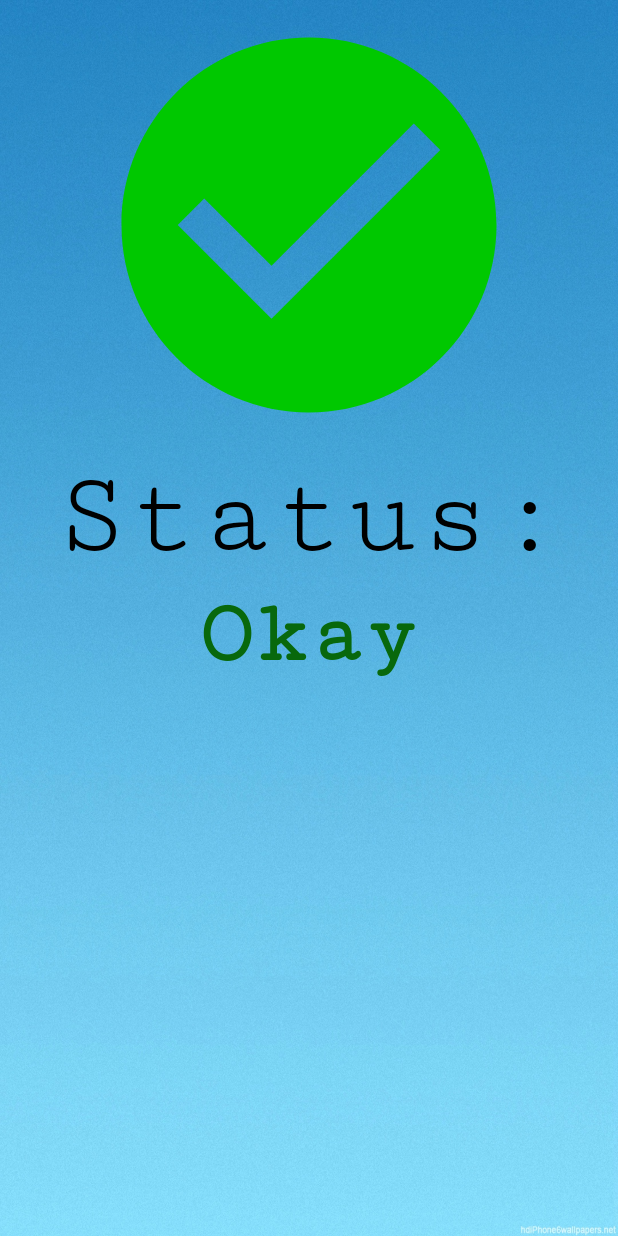
After one commit to JordanRBurke/ShelbyParkAppDemo, an Android app: the fragment BabyPoolStatusFragment placed in its activity, on a phone screen of 412 x 824 dp. The commit adds this screen. Run offline under Robolectric (Android 15) with nearby library versions, the phone set to English and light mode, and no system bars; our stand-ins replace ButterKnife, Firebase (no records; nobody signed in at launch, a user with empty details on screens opened directly).

Commit message:
Baby pool status button is now linked to a fragment which will display the current status and chemicals of the pool.

```diff
--- a/app/src/main/java/com/example/jordanrburke/shelbycountyparksapp/MainActivity.java
+++ b/app/src/main/java/com/example/jordanrburke/shelbycountyparksapp/MainActivity.java
@@ -16,6 +16,7 @@ import android.support.v7.widget.Toolbar;
 import android.widget.Toast;
 
 import com.example.jordanrburke.shelbycountyparksapp.LoginAndRegistration.LoginActivity;
+import com.example.jordanrburke.shelbycountyparksapp.PoolStatusFragments.BabyPoolStatusFragment;
 import com.google.firebase.auth.FirebaseAuth;
 import com.google.firebase.auth.FirebaseUser;
 
@@ -25,8 +26,12 @@ import butterknife.OnClick;
 
 public class MainActivity extends AppCompatActivity {
 
+    @BindView(R.id.baby_pool_status_button)
+    protected Button babyStatusButton;
+
     private FirebaseAuth auth;
     private FirebaseUser user;
+    private BabyPoolStatusFragment babyPoolStatusFragment;
     private ProfileEditFragment profileEditFragment;
     private PoolSelectionFragment poolSelectionFragment;
 
@@ -167,6 +172,13 @@ public class MainActivity extends AppCompatActivity {
 //
 //    }\
 
+    @OnClick(R.id.baby_pool_status_button)
+    protected void babyPoolStatusClicked() {
+        babyPoolStatusFragment = BabyPoolStatusFragment.newInstance();
+        getSupportFragmentManager().beginTransaction().replace(R.id.main_frame_layout, babyPoolStatusFragment).commit();
+
+    }
+
     @Override
     protected void onResume() {
 
--- /dev/null
+++ b/app/src/main/java/com/example/jordanrburke/shelbycountyparksapp/PoolStatusFragments/BabyPoolStatusFragment.java
@@ -0,0 +1,40 @@
+package com.example.jordanrburke.shelbycountyparksapp.PoolStatusFragments;
+
+
+import android.os.Bundle;
+import android.support.v4.app.Fragment;
+import android.view.LayoutInflater;
+import android.view.View;
+import android.view.ViewGroup;
+
+import com.example.jordanrburke.shelbycountyparksapp.R;
+
+
+/**
+ * A simple {@link Fragment} subclass.
+ */
+public class BabyPoolStatusFragment extends Fragment {
+
+
+    public BabyPoolStatusFragment() {
+        // Required empty public constructor
+    }
+
+
+    @Override
+    public View onCreateView(LayoutInflater inflater, ViewGroup container,
+                             Bundle savedInstanceState) {
+        // Inflate the layout for this fragment
+        return inflater.inflate(R.layout.fragment_baby_pool_status, container, false);
+    }
+
+    public static BabyPoolStatusFragment newInstance() {
+
+        Bundle args = new Bundle();
+
+        BabyPoolStatusFragment fragment = new BabyPoolStatusFragment();
+        fragment.setArguments(args);
+        return fragment;
+    }
+
+}
--- /dev/null
+++ b/app/src/main/res/drawable/ic_check_circle_black_24dp.xml
@@ -0,0 +1,5 @@
+<vector android:height="24dp" android:tint="#00C800"
+    android:viewportHeight="24.0" android:viewportWidth="24.0"
+    android:width="24dp" xmlns:android="http://schemas.android.com/apk/res/android">
+    <path android:fillColor="#FF000000" android:pathData="M12,2C6.48,2 2,6.48 2,12s4.48,10 10,10 10,-4.48 10,-10S17.52,2 12,2zM10,17l-5,-5 1.41,-1.41L10,14.17l7.59,-7.59L19,8l-9,9z"/>
+</vector>
--- a/app/src/main/res/layout/activity_main.xml
+++ b/app/src/main/res/layout/activity_main.xml
@@ -20,6 +20,8 @@
     <android.support.design.widget.BottomNavigationView android:id="@+id/navigation"
         android:layout_width="wrap_content"
         android:layout_height="wrap_content"
+        app:layout_constraintLeft_toLeftOf="@id/main_constraint_layout"
+        app:layout_constraintRight_toRightOf="@id/main_constraint_layout"
         android:layout_marginEnd="0dp"
         android:layout_marginStart="0dp"
         app:layout_constraintBottom_toBottomOf="parent"
--- a/app/src/main/res/layout/fragment_baby_pool_info.xml
+++ b/app/src/main/res/layout/fragment_baby_pool_info.xml
@@ -77,7 +77,7 @@ end is about 3 and 1/2 ft. Baby pool has one frog slide close to the 2ft marker.
                 <TextView
                     android:layout_width="match_parent"
                     android:layout_height="wrap_content"
-                    android:text="1) Children below the age of 5 MUST be within arms reach of a parent. \n2) No running on the pool deck, this could result in injury. \n3) Diving is not allowed anywhere in baby pool due to its lack of depth. \n4) Do not eat on the pool deck or in the pool, please use the lobby for food consumption. \n5) The noodles, floaty weights, floaty belts, and kick boards are for aerobics/swim lessons only (Lifejackets are available for use). \n6) Party room is for rental use only. \n7) Do not swing on hand rails, this may cause a child to fall and hit their head. \n8) The frog slide is for kids ages 5 and below. \n8) Kids must avoid the frog slide for risk of getting hit by another kid. \n9) Kids are not allowed to climb up the slide because of other kids going down. \n10) If any of these rules are broken the lifeguard has the ability to sit kids out or take any action within reason to prevent safety hazards from occurring."
+                    android:text="1) Children below the age of 5 MUST be within arms reach of a parent. \n2) No running on the pool deck, this could result in injury. \n3) Diving is not allowed anywhere in baby pool due to its lack of depth. \n4) Do not eat on the pool deck or in the pool, please use the lobby for food consumption. \n5) The noodles, floaty weights, floaty belts, and kick boards are for aerobics/swim lessons only (Lifejackets are available for use). \n6) Party room is for rental use only. \n7) Do not swing on hand rails, this may cause a child to fall and hit their head. \n8) The frog slide is for kids ages 5 and below. \n8) Kids must avoid the frog slide for risk of getting hit by another kid. \n9) Kids are not allowed to climb up the slide because of other kids going down. \n 10) If any of these rules are broken the lifeguard has the ability to sit kids out or take any action within reason to prevent safety hazards from occurring."
                     android:textSize="25sp"
                     android:textColor="#000000"/>
 
--- /dev/null
+++ b/app/src/main/res/layout/fragment_baby_pool_status.xml
@@ -0,0 +1,56 @@
+<?xml version="1.0" encoding="utf-8"?>
+<FrameLayout xmlns:android="http://schemas.android.com/apk/res/android"
+    xmlns:tools="http://schemas.android.com/tools"
+    android:layout_width="match_parent"
+    android:layout_height="match_parent"
+    xmlns:app="http://schemas.android.com/apk/res-auto"
+    tools:context=".PoolStatusFragments.BabyPoolStatusFragment"
+    android:elevation="5dp"
+    android:background="@drawable/login_page_possibility_three">
+
+    <!-- TODO: Update blank fragment layout -->
+    <android.support.constraint.ConstraintLayout
+        android:layout_width="match_parent"
+        android:layout_height="match_parent"
+        android:id="@+id/baby_status_constraint">
+
+        <ImageView
+            android:id="@+id/baby_status_check_picture"
+            android:layout_width="300dp"
+            android:layout_height="300dp"
+            app:layout_constraintLeft_toLeftOf="@id/baby_status_constraint"
+            app:layout_constraintRight_toRightOf="@id/baby_status_constraint"
+            app:layout_constraintTop_toTopOf="@id/baby_status_constraint"
+            android:background="@drawable/ic_check_circle_black_24dp"/>
+
+
+        <TextView
+            android:id="@+id/baby_pool_status_check_text"
+            android:layout_width="350dp"
+            android:layout_height="90dp"
+            app:layout_constraintTop_toBottomOf="@id/baby_status_check_picture"
+            app:layout_constraintLeft_toLeftOf="@id/baby_status_constraint"
+            app:layout_constraintRight_toRightOf="@id/baby_status_constraint"
+            android:text="Status:"
+            android:textSize="80sp"
+            android:textAlignment="center"
+            android:textColor="#000000"
+            android:fontFamily="serif-monospace"/>
+
+        <TextView
+            android:layout_width="250dp"
+            android:layout_height="70dp"
+            app:layout_constraintTop_toBottomOf="@id/baby_pool_status_check_text"
+            app:layout_constraintLeft_toLeftOf="@id/baby_status_constraint"
+            app:layout_constraintRight_toRightOf="@id/baby_status_constraint"
+            android:text="Okay"
+            android:textSize="60sp"
+            android:textAlignment="center"
+            android:fontFamily="serif-monospace"
+            android:textColor="#08680C"
+            android:textStyle="bold"/>
+
+
+    </android.support.constraint.ConstraintLayout>
+
+</FrameLayout>
```
